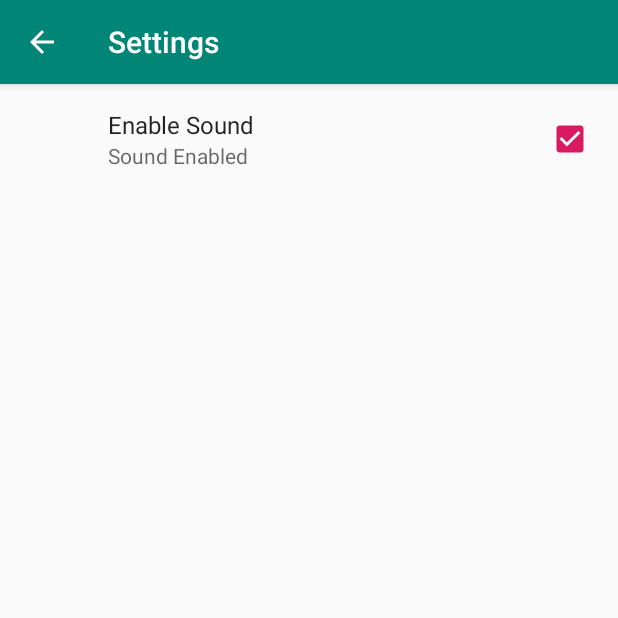
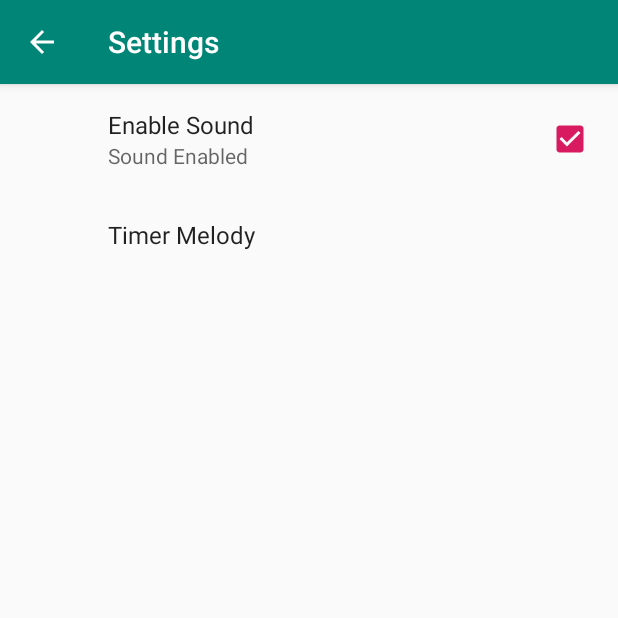
Before and after one commit to omelchenkoaleks/CoolTimer, an Android app: the SettingsFragment screen opened directly, with no data from a screen before it, on a phone screen of 412 x 824 dp, the top half of it. Run offline under Robolectric (Android 15) with nearby library versions, the light colour scheme and no system bars; our stand-ins replace androidx.preference.

Commit message:
подключили в активити выбор звука из массива в настройках ...

```diff
--- /dev/null
+++ b/app/src/main/res/values/arrays.xml
@@ -0,0 +1,13 @@
+<?xml version="1.0" encoding="utf-8"?>
+<resources>
+    <array name="pref_timer_melody_labels">
+        <item>Bell</item>
+        <item>Alarm Siren</item>
+        <item>Bip</item>
+    </array>
+    <array name="pref_timer_melody_values">
+        <item>bell</item>
+        <item>alarm_siren</item>
+        <item>bip</item>
+    </array>
+</resources>
--- a/app/src/main/res/xml/timer_preferences.xml
+++ b/app/src/main/res/xml/timer_preferences.xml
@@ -6,7 +6,14 @@
         android:key="enable_sound"
         android:title="Enable Sound"
         android:summaryOn="Sound Enabled"
-        android:summaryOff="Sound Disabled"
-        />
+        android:summaryOff="Sound Disabled" />
+
+    <ListPreference
+        android:title="Timer Melody"
+        android:key="timer_melody"
+        android:defaultValue="bell"
+        android:entries="@array/pref_timer_melody_labels"
+        android:entryValues="@array/pref_timer_melody_values"/>
+
 
 </PreferenceScreen>
```
Also changed, not shown: app/src/main/java/com/omelchenkoaleks/cooltimer/MainActivity.java (+12 -2 lines).
